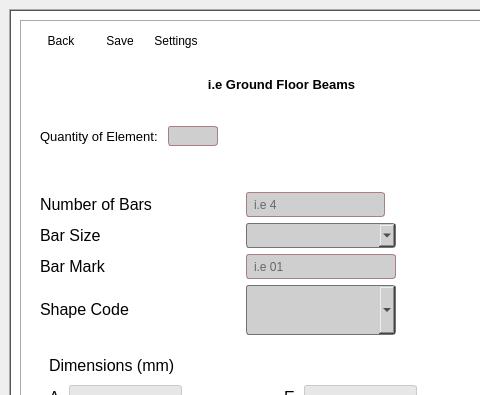
Before: the Qt Designer form assets/ui/GenBBS_reinf.ui in Ano-ly/GenBBS, drawn with Qt 5; both pictures show x 0 to 480 and y 0 to 395 of the 918 by 907 pixel window.
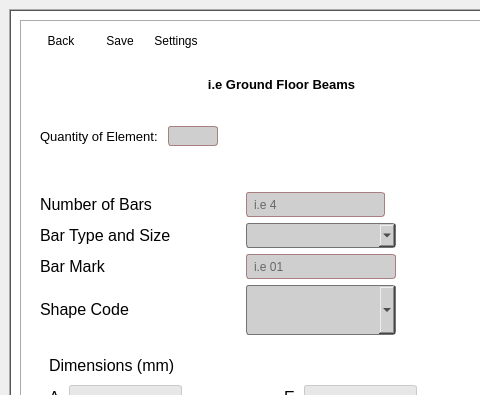
After: the same form once the commit is applied. Icons and pictures are not drawn.

Patch:
```diff
--- a/assets/ui/GenBBS_reinf.ui
+++ b/assets/ui/GenBBS_reinf.ui
@@ -483,7 +483,7 @@
                   </font>
                  </property>
                  <property name="text">
-                  <string>Bar Size</string>
+                  <string>Bar Type and Size</string>
                  </property>
                 </widget>
                </item>
```
Left out of the diff: 2 changed lines with no effect on the pictures.
